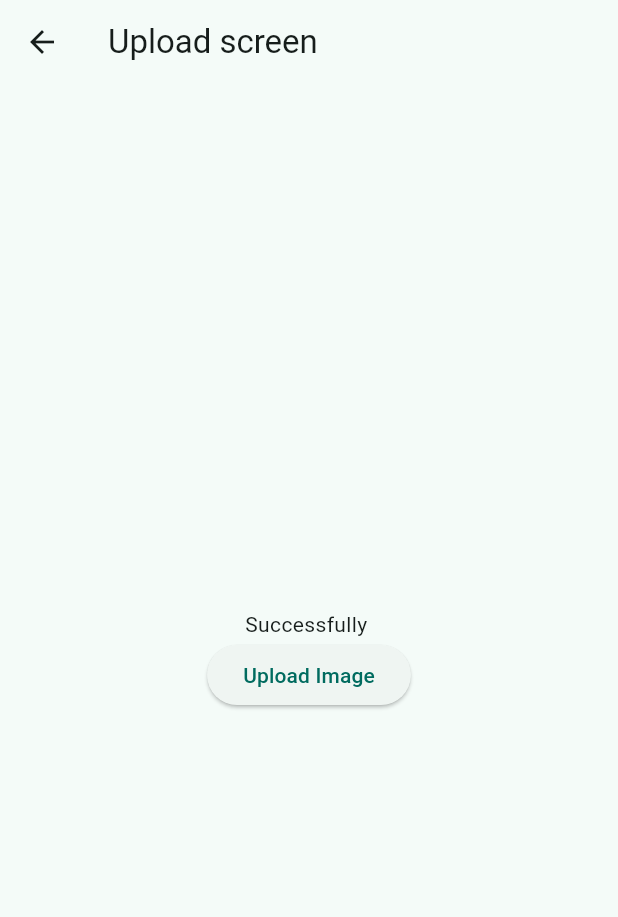
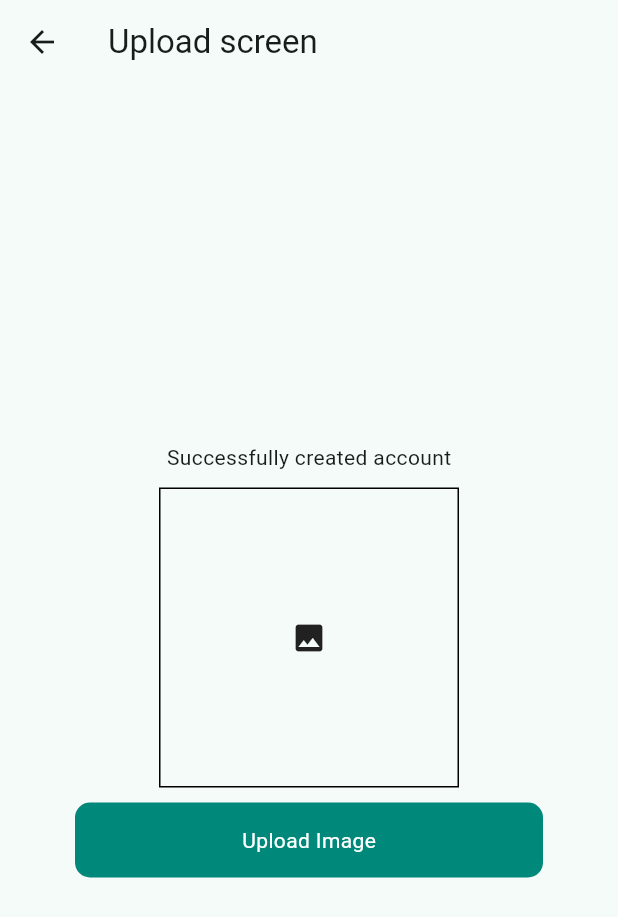
Before and after one commit to eeimaan/flutter_firebase, a Flutter app: the okScreen screen opened directly, after a tap on "Upload Image", on a phone screen of 412 x 824 dp. Shown: the top 917 px of the screen. Run offline on Flutter 3.47's test engine with Material 2 defaults, Android fonts, the phone set to English and light mode, and no system bars; our stand-ins replace cloud_firestore, firebase_auth, firebase_core, firebase_database, firebase_storage, fluttertoast and 4 more; accounts and stored records are empty; network calls fail.

```diff
--- a/lib/login_screen.dart
+++ b/lib/login_screen.dart
@@ -35,7 +35,7 @@ class _LoginScreenState extends State<LoginScreen> {
 
   void loginok() {
     setState(() {
-      loading = false;
+      loading = true;
     });
     _auth
         .signInWithEmailAndPassword(
@@ -45,6 +45,7 @@ class _LoginScreenState extends State<LoginScreen> {
       setState(() {
         loading = false;
       });
+        Get.to(() => okScreen());
     }).onError((error, stackTrace) {
       debugPrint(error.toString());
       Toasts().toastsMessage(error.toString());
--- a/lib/main.dart
+++ b/lib/main.dart
@@ -4,7 +4,6 @@ import 'package:flutter_firebase/constants/constants.dart';
 import 'package:flutter_firebase/signup_screen.dart';
 import 'package:get/get.dart';
 import 'firebase_options.dart';
-
 
 void main() async {
   WidgetsFlutterBinding.ensureInitialized();
--- a/lib/ok_screen.dart
+++ b/lib/ok_screen.dart
@@ -3,10 +3,12 @@ import 'package:flutter/material.dart';
 import 'package:firebase_auth/firebase_auth.dart';
 import 'package:cloud_firestore/cloud_firestore.dart';
 import 'package:firebase_storage/firebase_storage.dart';
+import 'package:flutter_firebase/Components/button.dart';
 import 'package:flutter_firebase/utilis/toasts.dart';
 import 'package:image_picker/image_picker.dart';
 import 'package:path/path.dart' as path;
-import 'package:fluttertoast/fluttertoast.dart';
+import 'package:firebase_database/firebase_database.dart';
+import 'package:firebase_storage/firebase_storage.dart' as firebase_storage;
 
 class okScreen extends StatefulWidget {
   const okScreen({Key? key}) : super(key: key);
@@ -21,6 +23,25 @@ class okScreenState extends State<okScreen> {
   final FirebaseStorage _storage = FirebaseStorage.instance;
   final ImagePicker _imagePicker = ImagePicker();
   File? _image;
+  bool loading = false;
+
+  final picker = ImagePicker();
+
+  firebase_storage.FirebaseStorage storage =
+      firebase_storage.FirebaseStorage.instance;
+  DatabaseReference databaseRef = FirebaseDatabase.instance.ref('Post');
+
+  Future getImageGallery() async {
+    final pickedFile =
+        await picker.pickImage(source: ImageSource.gallery, imageQuality: 80);
+    setState(() {
+      if (pickedFile != null) {
+        _image = File(pickedFile.path);
+      } else {
+        Toasts().toastsMessage('No Image  picked !');
+      }
+    });
+  }
 
   @override
   Widget build(BuildContext context) {
@@ -29,27 +50,87 @@ class okScreenState extends State<okScreen> {
         title: const Text('Upload screen'),
       ),
       body: Center(
+        child: SingleChildScrollView(
           child: Column(
             mainAxisAlignment: MainAxisAlignment.center,
             children: [
               Center(
                 child: Container(
-                child: Text('Successfully '),
+                  child: Text('Successfully created account'),
                 ),
               ),
-            if (_image != null) Image.file(_image!),
-            ElevatedButton(
-              onPressed: () async {
-                await uploadImage();
+              SizedBox(
+                height: 10,
+              ),
+              Center(
+                child: InkWell(
+                  onTap: () {
+                    getImageGallery();
                   },
-              child: Text('Upload Image'),
+                  child: Container(
+                    height: 200,
+                    width: 200,
+                    decoration:
+                        BoxDecoration(border: Border.all(color: Colors.black)),
+                    child: _image != null
+                        ? Image.file(_image!.absolute)
+                        : Center(child: Icon(Icons.image)),
+                  ),
+                ),
+              ),
+              //if (_image != null) Image.file(_image!),
+              SizedBox(
+                height: 10,
+              ),
+              Padding(
+                padding: const EdgeInsets.symmetric(horizontal: 50),
+                child: RoundButton(
+                  onTap: () async {
+                    //await uploadImage();
+                    firebase_storage.Reference ref = firebase_storage
+                        .FirebaseStorage.instance
+                        .ref('/foldername' +
+                            DateTime.now().millisecondsSinceEpoch.toString());
+
+                    firebase_storage.UploadTask uploadTask =
+                        ref.putFile(_image!.absolute);
+
+                    Future.value(uploadTask).then((value) async {
+                      var newUrl = await ref.getDownloadURL();
+                      databaseRef
+                          .child('1')
+                          .set({'id': '1212', 'title': newUrl.toString()}).then(
+                              (value) {
+                        setState(() {
+                          loading = false;
+                        });
+                        Toasts().toastsMessage('uploaded');
+                      }).onError((error, stackTrace) {
+                        print(error.toString());
+                        setState(() {
+                          loading = false;
+                        });
+                      });
+                    }).onError((error, stackTrace) {
+                      Toasts().toastsMessage(error.toString());
+                      setState(() {
+                        loading = false;
+                      });
+                    });
+                  },
+                  title: 'Upload Image',
+                ),
               ),
             ],
           ),
         ),
+      ),
     );
   }
+}
 
+
+/*
   Future<void> uploadImage() async {
     final user = _auth.currentUser;
     if (user == null) {
@@ -57,7 +138,8 @@ class okScreenState extends State<okScreen> {
       return;
     }
 
-    final pickedFile = await _imagePicker.pickImage(source: ImageSource.gallery);
+    final pickedFile =
+        await _imagePicker.pickImage(source: ImageSource.gallery);
     if (pickedFile == null) return;
 
     final imageFile = File(pickedFile.path);
@@ -76,11 +158,10 @@ class okScreenState extends State<okScreen> {
         _image = imageFile;
       });
 
-
       Toasts().toastsMessage('Image uploaded successfully!');
     } catch (error) {
-
       Toasts().toastsMessage('Failed to upload image. Please try again.');
     }
   }
 }
+*/
--- a/pubspec.yaml
+++ b/pubspec.yaml
@@ -33,7 +33,6 @@ dependencies:
 
 
   # The following adds the Cupertino Icons font to your application.
-  # Use with the CupertinoIcons class for iOS style icons.
   cupertino_icons: ^1.0.2
   firebase_core: ^2.15.0
   firebase_auth: ^4.7.2
@@ -46,6 +45,7 @@ dependencies:
   image_picker: ^0.8.4
   path_provider: ^2.0.5
   path: ^1.8.0
+  firebase_database: ^10.2.4
 
 dev_dependencies:
   flutter_test:
```
Also changed, not shown: lib/forget_password_screen.dart (+60 -14 lines), pubspec.lock, 2 other files. Lines whose indentation alone changed are shown as unchanged.
